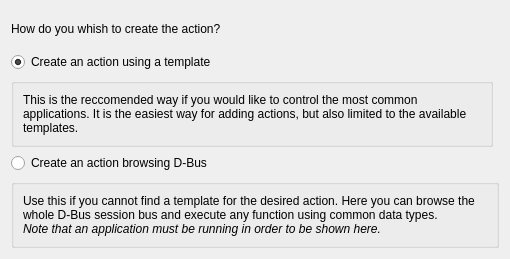
Qt form kcmremotecontrol/addaction.ui (KDE/kremotecontrol) before a commit.
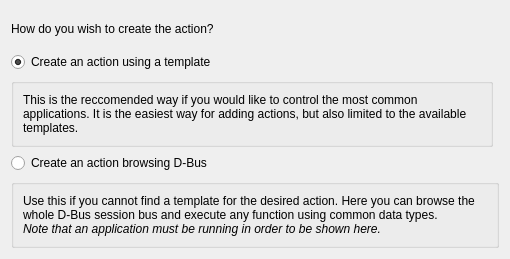
The same form after that commit.

What changed in the file:
```diff
--- a/kcmremotecontrol/addaction.ui
+++ b/kcmremotecontrol/addaction.ui
@@ -29,7 +29,7 @@
    <item row="0" column="0" colspan="2">
     <widget class="QLabel" name="label">
      <property name="text">
-      <string>How do you whish to create the action?</string>
+      <string>How do you wish to create the action?</string>
      </property>
     </widget>
    </item>
```
